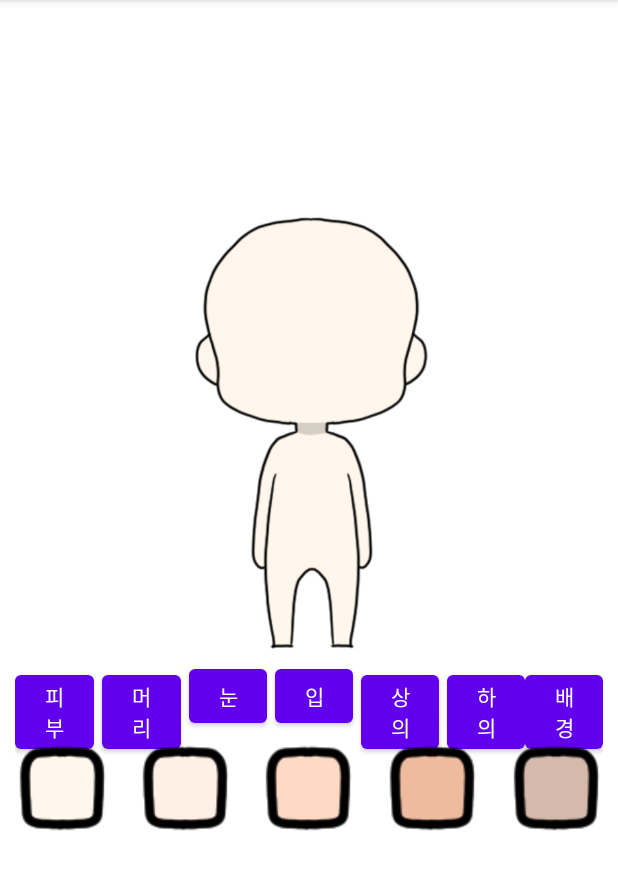
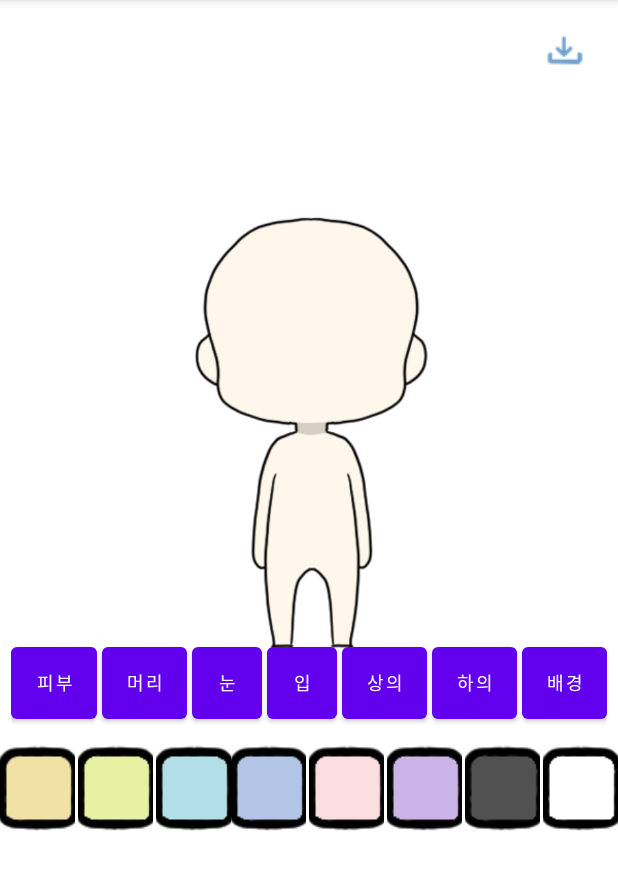
Before and after one commit to delightes/smart_closet, an Android app: the StartActivity screen opened directly, with no data from a screen before it, on a phone screen of 412 x 824 dp, the part 84-974 px from its top. Run offline under Robolectric (Android 15) with nearby library versions, the phone set to English and light mode, and no system bars.

Commit message:
2021-02-07 수정 1. 아이콘 간격 위치 수정 2. 피부 화면 안됨 3. 저장 버튼 기능 안됨

```diff
--- a/app/src/main/AndroidManifest.xml
+++ b/app/src/main/AndroidManifest.xml
@@ -1,6 +1,9 @@
 <?xml version="1.0" encoding="utf-8"?>
 <manifest xmlns:android="http://schemas.android.com/apk/res/android"
     package="com.example.smartcloset">
+
+    <uses-permission android:name="android.permission.READ_EXTERNAL_STORAGE"/> <!-- 외부 저장소 read permission -->
+    <uses-permission android:name="android.permission.WRITE_EXTERNAL_STORAGE" /> <!-- 외부 저장소 write permission -->
 
     <application
         android:allowBackup="true"
--- a/app/src/main/java/com/example/smartcloset/StartActivity.java
+++ b/app/src/main/java/com/example/smartcloset/StartActivity.java
@@ -1,17 +1,35 @@
 //2. 선택화면
 package com.example.smartcloset;
 
+import androidx.appcompat.app.AlertDialog;
 import androidx.appcompat.app.AppCompatActivity;
+import androidx.core.app.ActivityCompat;
 
+import android.Manifest;
+import android.app.Activity;
+import android.content.DialogInterface;
+import android.content.Intent;
+import android.content.pm.PackageManager;
+import android.graphics.Bitmap;
+import android.graphics.BitmapFactory;
 import android.media.Image;
+import android.net.Uri;
 import android.os.Bundle;
+import android.os.Environment;
 import android.view.View;
 import android.widget.Button;
 import android.widget.ImageButton;
 import android.widget.ImageView;
 import android.view.View.OnClickListener;
 import android.widget.LinearLayout;
+import android.widget.RelativeLayout;
+import android.widget.Toast;
 
+import java.io.File;
+import java.io.FileNotFoundException;
+import java.io.FileOutputStream;
+import java.text.SimpleDateFormat;
+import java.util.Locale;
 
 public class StartActivity extends AppCompatActivity implements OnClickListener {
 
@@ -26,6 +44,8 @@ public class StartActivity extends AppCompatActivity implements OnClickListener
     ImageButton shirts_bt, tshirt_bt, sweater_bt, vest_bt; //상의1~4 버튼
     ImageButton bottom_btn_1, bottom_btn_2, bottom_btn_3, bottom_btn_4, bottom_btn_5; //하의1~5 버튼
     ImageButton bg_btn_1, bg_btn_2, bg_btn_3, bg_btn_4, bg_btn_5, bg_btn_6, bg_btn_7, bg_btn_8; //배경색1~8 버튼
+    ImageButton download_btn; //다운로드 버튼
+    RelativeLayout container;
 
     @Override
     protected void onCreate(Bundle savedInstanceState) {
@@ -35,6 +55,7 @@ public class StartActivity extends AppCompatActivity implements OnClickListener
         /* 2) 버튼 값 아이디로 가져와서 넣기 */
 
         // 0-1. 레이아웃
+        container = (RelativeLayout)findViewById(R.id.Container);
         linearLayout1 = (LinearLayout)findViewById(R.id.linearLayout1);
         linearLayout2 = (LinearLayout)findViewById(R.id.linearLayout2);
         linearLayout3 = (LinearLayout)findViewById(R.id.linearLayout3);
@@ -51,6 +72,7 @@ public class StartActivity extends AppCompatActivity implements OnClickListener
         top_button = (Button)findViewById(R.id.top_button);
         bottom_button = (Button) findViewById(R.id.bottom_button);
         bg_button = (Button)findViewById(R.id.bg_button);
+        download_btn = (ImageButton)findViewById(R.id.download_btn);
 
         // 1. 피부색 버튼
         skin_btn_1 = (ImageButton)findViewById(R.id.skin_btn_1);
@@ -129,6 +151,65 @@ public class StartActivity extends AppCompatActivity implements OnClickListener
         bottom_view = (ImageView)findViewById(R.id.bottom_view); //하의
         bg_view = (ImageView)findViewById(R.id.bg_view); //배경색
 
+
+        //3. 저장버튼 눌렀을 때 이미지뷰를 저장
+
+        //다운로드 버튼 :: 이벤트 리스너
+        download_btn.setOnClickListener(new View.OnClickListener() {
+            @Override
+            public void onClick(View v) {
+                //1. 캡처 준비
+                container.buildDrawingCache();
+                Bitmap captureView = container.getDrawingCache();
+                FileOutputStream fos;
+                long systemTime = System.currentTimeMillis();
+                SimpleDateFormat formatting = new SimpleDateFormat("yyyy_MM_dd_HH_mm_ss", Locale.KOREA);
+                String strTime = formatting.format(systemTime); //현재 시간 - 파일 이름에 넣어주기 위해서
+
+                //2. 새 폴더 - my closet 만들기
+                /*
+                final String path = Environment.getExternalStoragePublicDirectory(Environment.DIRECTORY_PICTURES).toString();
+                final File myDir = new File(path + "/MyCloset");
+                if (!myDir.exists())
+                {
+                    myDir.mkdirs();
+                }
+                */
+                File tempFile = new File(getCacheDir(), strTime);
+
+                try {
+                    tempFile.createNewFile();
+                    FileOutputStream out = new FileOutputStream(tempFile);
+                    captureView.compress(Bitmap.CompressFormat.JPEG, 100, out);
+                    out.close();
+                    Toast.makeText(getApplicationContext(), "파일 저장 성공", Toast.LENGTH_SHORT).show();
+
+                    /*
+                    fos = new FileOutputStream(new File(myDir.getPath()+"/"+strTime+".jpeg"));
+                    captureView.compress(Bitmap.CompressFormat.JPEG, 100, fos);
+
+                    //2. 캡처본 갤러리 스캔
+                    sendBroadcast(new Intent(Intent.ACTION_MEDIA_SCANNER_SCAN_FILE,
+                            Uri.parse("file://"+myDir.getPath()+"/"+strTime+".jpeg")));
+*/
+                }
+                catch (Exception e) {
+                    e.printStackTrace();
+                }
+
+                //3. 저장되었다고 팝업 출력
+                new AlertDialog.Builder(StartActivity.this)
+                        .setTitle("다운로드")
+                        .setMessage("[나만의 클로젯]\n다운이 완료되었습니다.\n\n저장경로: "+tempFile.getPath().toString()) //myDir.getPath()+"/"+strTime+".jpeg")
+                        .setNeutralButton("닫기", new DialogInterface.OnClickListener() {
+                            public void onClick(DialogInterface dlg, int sumthin) {
+                            }
+                        })
+                        .show();
+                Toast.makeText(getApplicationContext(), "Captured!", Toast.LENGTH_LONG).show();
+
+            }
+        });
 
        // 피부색 버튼 :: 이벤트 리스너
         skin_btn_1.setOnClickListener(new View.OnClickListener() {
@@ -373,70 +454,54 @@ public class StartActivity extends AppCompatActivity implements OnClickListener
                 top_view.setImageResource(R.drawable.shirts);
                 break;
             case R.id.tshirt_button:
-                //이미지뷰에 사진을 출력하는 구문
                 top_view.setImageResource(R.drawable.tshirt);
                 break;
             case R.id.sweater_button:
-                //이미지뷰에 사진을 출력하는 구문
                 top_view.setImageResource(R.drawable.sweater);
                 break;
             case R.id.vest_button:
-                //이미지뷰에 사진을 출력하는 구문
                 top_view.setImageResource(R.drawable.vest);
                 break;
 
             case R.id.check_skirt:
-                //이미지뷰에 사진을 출력하는 구문
                 bottom_view.setImageResource(R.drawable.check_skirt);
                 break;
             case R.id.short_pants:
-                //이미지뷰에 사진을 출력하는 구문
                 bottom_view.setImageResource(R.drawable.shortpants);
                 break;
             case R.id.jean:
-                //이미지뷰에 사진을 출력하는 구문
                 bottom_view.setImageResource(R.drawable.jean);
                 break;
             case R.id.slacks:
-                //이미지뷰에 사진을 출력하는 구문
                 bottom_view.setImageResource(R.drawable.slacks);
                 break;
             case R.id.tennis_skirt:
-                //이미지뷰에 사진을 출력하는 구문
                 bottom_view.setImageResource(R.drawable.tennis_skirt);
                 break;
 
             case R.id.bg_btn_1:
-                //이미지뷰에 사진을 출력하는 구문
                 bg_view.setImageResource(R.drawable.bg_1);
                 break;
             case R.id.bg_btn_2:
-                //이미지뷰에 사진을 출력하는 구문
                 bg_view.setImageResource(R.drawable.bg_2);
                 break;
             case R.id.bg_btn_3:
-                //이미지뷰에 사진을 출력하는 구문
                 bg_view.setImageResource(R.drawable.bg_3);
                 break;
             case R.id.bg_btn_4:
-                //이미지뷰에 사진을 출력하는 구문
                 bg_view.setImageResource(R.drawable.bg_4);
                 break;
             case R.id.bg_btn_5:
-                //이미지뷰에 사진을 출력하는 구문
                 bg_view.setImageResource(R.drawable.bg_5);
                 break;
 
             case R.id.bg_btn_6:
-                //이미지뷰에 사진을 출력하는 구문
                 bg_view.setImageResource(R.drawable.bg_6);
                 break;
             case R.id.bg_btn_7:
-                //이미지뷰에 사진을 출력하는 구문
                 bg_view.setImageResource(R.drawable.bg_7);
                 break;
             case R.id.bg_btn_8:
-                //이미지뷰에 사진을 출력하는 구문
                 bg_view.setImageResource(R.drawable.bg_8);
                 break;
         }
--- a/app/src/main/res/layout/activity_start.xml
+++ b/app/src/main/res/layout/activity_start.xml
@@ -7,13 +7,22 @@
     android:background="#00FFFFFF"
     tools:context=".StartActivity">
 
+
+    <RelativeLayout
+        android:id="@+id/Container"
+        android:layout_width="0dp"
+        android:layout_height="0dp"
+        app:layout_constraintBottom_toBottomOf="parent"
+        app:layout_constraintEnd_toEndOf="parent"
+        app:layout_constraintStart_toStartOf="parent"
+        app:layout_constraintTop_toTopOf="parent">
+
         <ImageView
             android:id="@+id/bg_view"
-        android:layout_width="494dp"
-        android:layout_height="822dp"
-        android:layout_marginEnd="10dp"
-        android:layout_marginRight="10dp"
+            android:layout_width="fill_parent"
+            android:layout_height="wrap_content"
             android:contentDescription="배경"
+            android:layout_marginBottom="7dp"
             android:src="@drawable/alpha"
             app:layout_constraintBottom_toBottomOf="parent"
             app:layout_constraintEnd_toEndOf="parent"
@@ -24,12 +33,13 @@
 
         <ImageView
             android:id="@+id/skin"
-        android:layout_width="0dp"
-        android:layout_height="0dp"
+            android:layout_width="fill_parent"
+            android:layout_height="wrap_content"
             android:layout_marginBottom="200dp"
             android:contentDescription='"이미지가 열리지 않습니다"'
             app:layout_constraintBottom_toBottomOf="parent"
             app:layout_constraintEnd_toEndOf="parent"
+            app:layout_constraintHorizontal_bias="0.0"
             app:layout_constraintStart_toStartOf="parent"
             app:layout_constraintTop_toTopOf="parent"
             app:layout_constraintVertical_bias="0.0"
@@ -37,8 +47,8 @@
 
         <ImageView
             android:id="@+id/hair_view"
-        android:layout_width="0dp"
-        android:layout_height="0dp"
+            android:layout_width="fill_parent"
+            android:layout_height="wrap_content"
             android:layout_marginBottom="200dp"
             android:contentDescription="머리"
             android:src="@drawable/alpha"
@@ -51,8 +61,8 @@
 
         <ImageView
             android:id="@+id/eye_view"
-        android:layout_width="0dp"
-        android:layout_height="0dp"
+            android:layout_width="fill_parent"
+            android:layout_height="wrap_content"
             android:layout_marginBottom="200dp"
             android:contentDescription="눈"
             android:src="@drawable/alpha"
@@ -65,8 +75,8 @@
 
         <ImageView
             android:id="@+id/mouth_view"
-        android:layout_width="0dp"
-        android:layout_height="0dp"
+            android:layout_width="fill_parent"
+            android:layout_height="wrap_content"
             android:layout_marginBottom="200dp"
             android:contentDescription="입"
             android:src="@drawable/alpha"
@@ -79,8 +89,8 @@
 
         <ImageView
             android:id="@+id/bottom_view"
-        android:layout_width="0dp"
-        android:layout_height="0dp"
+            android:layout_width="fill_parent"
+            android:layout_height="wrap_content"
             android:layout_marginBottom="200dp"
             android:contentDescription="하의"
             android:src="@drawable/alpha"
@@ -93,8 +103,8 @@
 
         <ImageView
             android:id="@+id/top_view"
-        android:layout_width="0dp"
-        android:layout_height="0dp"
+            android:layout_width="fill_parent"
+            android:layout_height="wrap_content"
             android:layout_marginBottom="200dp"
             android:contentDescription="상의"
             android:src="@drawable/alpha"
@@ -105,15 +115,17 @@
             app:layout_constraintTop_toTopOf="parent"
             app:layout_constraintVertical_bias="1.0" />
 
+    </RelativeLayout>
+
     <LinearLayout
         android:id="@+id/linearLayout0"
         android:layout_width="0dp"
         android:layout_height="0dp"
-        android:layout_marginStart="10dp"
-        android:layout_marginLeft="10dp"
-        android:layout_marginTop="440dp"
-        android:layout_marginEnd="10dp"
-        android:layout_marginRight="10dp"
+        android:layout_marginStart="7dp"
+        android:layout_marginLeft="7dp"
+        android:layout_marginTop="425dp"
+        android:layout_marginEnd="7dp"
+        android:layout_marginRight="7dp"
         android:orientation="horizontal"
         app:layout_constraintBottom_toBottomOf="parent"
         app:layout_constraintEnd_toEndOf="parent"
@@ -122,57 +134,71 @@
 
         <Button
             android:id="@+id/skin_button"
-            android:layout_width="wrap_content"
-            android:layout_height="wrap_content"
-            android:layout_marginRight="5dp"
+            android:layout_width="110dp"
+            android:layout_height="60dp"
+            android:layout_marginEnd="3dp"
+            android:layout_marginRight="3dp"
             android:layout_weight="1"
-            android:text="피부" />
+            android:text="피부"
+            android:textSize="12sp" />
 
         <Button
             android:id="@+id/hair_button"
-            android:layout_width="wrap_content"
-            android:layout_height="wrap_content"
-            android:layout_marginRight="5dp"
+            android:layout_width="110dp"
+            android:layout_height="60dp"
+            android:layout_marginEnd="3dp"
+            android:layout_marginRight="3dp"
             android:layout_weight="1"
-            android:text="머리" />
+            android:text="머리"
+            android:textSize="12sp" />
 
         <Button
             android:id="@+id/eye_button"
-            android:layout_width="wrap_content"
-            android:layout_height="wrap_content"
-            android:layout_marginRight="5dp"
+            android:layout_width="100dp"
+            android:layout_height="60dp"
+            android:layout_marginEnd="3dp"
+            android:layout_marginRight="3dp"
             android:layout_weight="1"
-            android:text="눈" />
+            android:text="눈"
+            android:textSize="12sp" />
 
         <Button
             android:id="@+id/mouth_button"
-            android:layout_width="wrap_content"
-            android:layout_height="wrap_content"
-            android:layout_marginRight="5dp"
+            android:layout_width="100dp"
+            android:layout_height="60dp"
+            android:layout_marginEnd="3dp"
+            android:layout_marginRight="3dp"
             android:layout_weight="1"
-            android:text="입" />
+            android:text="입"
+            android:textSize="12sp" />
 
         <Button
             android:id="@+id/top_button"
-            android:layout_width="wrap_content"
-            android:layout_height="wrap_content"
-            android:layout_marginRight="5dp"
+            android:layout_width="110dp"
+            android:layout_height="60dp"
+            android:layout_marginEnd="3dp"
+            android:layout_marginRight="3dp"
             android:layout_weight="1"
-            android:text="상의" />
+            android:text="상의"
+            android:textSize="12sp" />
 
         <Button
             android:id="@+id/bottom_button"
-            android:layout_width="wrap_content"
-            android:layout_height="wrap_content"
+            android:layout_width="110dp"
+            android:layout_height="60dp"
+            android:layout_marginEnd="3dp"
+            android:layout_marginRight="3dp"
             android:layout_weight="1"
-            android:text="하의" />
+            android:text="하의"
+            android:textSize="12sp" />
 
         <Button
             android:id="@+id/bg_button"
-            android:layout_width="wrap_content"
-            android:layout_height="wrap_content"
+            android:layout_width="110dp"
+            android:layout_height="60dp"
             android:layout_weight="1"
-            android:text="배경" />
+            android:text="배경"
+            android:textSize="12sp" />
 
     </LinearLayout>
 
@@ -183,6 +209,7 @@
         android:layout_marginTop="495dp"
         android:orientation="horizontal"
         app:layout_constraintEnd_toEndOf="parent"
+        app:layout_constraintEnd_toStartOf="parent"
         app:layout_constraintStart_toStartOf="parent"
         app:layout_constraintTop_toTopOf="parent">
 
@@ -225,6 +252,7 @@
             android:layout_weight="1"
             android:background="#00ff0000"
             app:srcCompat="@drawable/skin_btn_5" />
+
     </LinearLayout>
 
     <LinearLayout
@@ -380,39 +408,36 @@
 
         <ImageButton
             android:id="@+id/shirts_button"
-            android:layout_width="65dp"
-            android:layout_height="65dp"
-            android:layout_marginRight="20dp"
-            android:layout_marginBottom="150dp"
+            android:layout_width="wrap_content"
+            android:layout_height="wrap_content"
+            android:layout_weight="1"
             android:background="#00ff0000"
             android:contentDescription='"이미지가 열리지 않습니다"'
             app:srcCompat="@drawable/top_btn_1" />
 
         <ImageButton
             android:id="@+id/sweater_button"
-            android:layout_width="65dp"
-            android:layout_height="65dp"
-            android:layout_marginRight="20dp"
-            android:layout_marginBottom="150dp"
+            android:layout_width="wrap_content"
+            android:layout_height="wrap_content"
+            android:layout_weight="1"
             android:background="#00ff0000"
             android:contentDescription='"이미지가 열리지 않습니다"'
             app:srcCompat="@drawable/top_btn_2" />
 
         <ImageButton
             android:id="@+id/tshirt_button"
-            android:layout_width="65dp"
-            android:layout_height="65dp"
-            android:layout_marginRight="20dp"
-            android:layout_marginBottom="150dp"
+            android:layout_width="wrap_content"
+            android:layout_height="wrap_content"
+            android:layout_weight="1"
             android:background="#00ff0000"
             android:contentDescription='"이미지가 열리지 않습니다"'
             app:srcCompat="@drawable/top_btn_4" />
 
         <ImageButton
             android:id="@+id/vest_button"
-            android:layout_width="65dp"
-            android:layout_height="65dp"
-            android:layout_marginBottom="150dp"
+            android:layout_width="wrap_content"
+            android:layout_height="wrap_content"
+            android:layout_weight="1"
             android:background="#00ff0000"
             android:contentDescription='"이미지가 열리지 않습니다"'
             android:src="@drawable/top_btn_3" />
@@ -431,48 +456,45 @@
 
         <ImageButton
             android:id="@+id/short_pants"
-            android:layout_width="65dp"
-            android:layout_height="65dp"
-            android:layout_marginRight="20dp"
-            android:layout_marginBottom="150dp"
+            android:layout_width="wrap_content"
+            android:layout_height="wrap_content"
+            android:layout_weight="1"
             android:background="#00ff0000"
             android:contentDescription='"이미지가 열리지 않습니다"'
             app:srcCompat="@drawable/bottom_btn_1" />
 
         <ImageButton
             android:id="@+id/slacks"
-            android:layout_width="65dp"
-            android:layout_height="65dp"
-            android:layout_marginRight="20dp"
-            android:layout_marginBottom="150dp"
+            android:layout_width="wrap_content"
+            android:layout_height="wrap_content"
+            android:layout_weight="1"
             android:background="#00ff0000"
             android:contentDescription='"이미지가 열리지 않습니다"'
             app:srcCompat="@drawable/bottom_btn_2" />
 
         <ImageButton
             android:id="@+id/jean"
-            android:layout_width="65dp"
-            android:layout_height="65dp"
-            android:layout_marginRight="20dp"
-            android:layout_marginBottom="150dp"
+            android:layout_width="wrap_content"
+            android:layout_height="wrap_content"
+            android:layout_weight="1"
             android:background="#00ff0000"
             android:contentDescription='"이미지가 열리지 않습니다"'
             app:srcCompat="@drawable/bottom_btn_3" />
 
         <ImageButton
             android:id="@+id/check_skirt"
-            android:layout_width="65dp"
-            android:layout_height="65dp"
-            android:layout_marginBottom="150dp"
+            android:layout_width="wrap_content"
+            android:layout_height="wrap_content"
+            android:layout_weight="1"
             android:background="#00ff0000"
             android:contentDescription='"이미지가 열리지 않습니다"'
             android:src="@drawable/bottom_btn_4" />
 
         <ImageButton
             android:id="@+id/tennis_skirt"
-            android:layout_width="65dp"
-            android:layout_height="65dp"
-            android:layout_marginBottom="150dp"
+            android:layout_width="wrap_content"
+            android:layout_height="wrap_content"
+            android:layout_weight="1"
             android:background="#00ff0000"
             android:contentDescription='"이미지가 열리지 않습니다"'
             android:src="@drawable/bottom_btn_5" />
@@ -485,7 +507,7 @@
         android:layout_height="match_parent"
         android:layout_marginTop="495dp"
         android:orientation="horizontal"
-        android:visibility="gone"
+        android:visibility="visible"
         app:layout_constraintEnd_toEndOf="parent"
         app:layout_constraintStart_toStartOf="parent"
         app:layout_constraintTop_toTopOf="parent">
@@ -494,6 +516,8 @@
             android:id="@+id/bg_btn_1"
             android:layout_width="wrap_content"
             android:layout_height="wrap_content"
+            android:layout_marginEnd="2dp"
+            android:layout_marginRight="2dp"
             android:layout_weight="1"
             android:background="#00ff0000"
             app:srcCompat="@drawable/bg_btn_1" />
@@ -502,6 +526,8 @@
             android:id="@+id/bg_btn_2"
             android:layout_width="wrap_content"
             android:layout_height="wrap_content"
+            android:layout_marginEnd="2dp"
+            android:layout_marginRight="2dp"
             android:layout_weight="1"
             android:background="#00ff0000"
             app:srcCompat="@drawable/bg_btn_2" />
@@ -518,6 +544,8 @@
             android:id="@+id/bg_btn_4"
             android:layout_width="wrap_content"
             android:layout_height="wrap_content"
+            android:layout_marginEnd="2dp"
+            android:layout_marginRight="2dp"
             android:layout_weight="1"
             android:background="#00ff0000"
             app:srcCompat="@drawable/bg_btn_4" />
@@ -526,6 +554,8 @@
             android:id="@+id/bg_btn_5"
             android:layout_width="wrap_content"
             android:layout_height="wrap_content"
+            android:layout_marginEnd="2dp"
+            android:layout_marginRight="2dp"
             android:layout_weight="1"
             android:background="#00ff0000"
             app:srcCompat="@drawable/bg_btn_5" />
@@ -534,6 +564,8 @@
             android:id="@+id/bg_btn_6"
             android:layout_width="wrap_content"
             android:layout_height="wrap_content"
+            android:layout_marginEnd="2dp"
+            android:layout_marginRight="2dp"
             android:layout_weight="1"
             android:background="#00ff0000"
             app:srcCompat="@drawable/bg_btn_6" />
@@ -542,6 +574,8 @@
             android:id="@+id/bg_btn_7"
             android:layout_width="wrap_content"
             android:layout_height="wrap_content"
+            android:layout_marginEnd="2dp"
+            android:layout_marginRight="2dp"
             android:layout_weight="1"
             android:background="#00ff0000"
             app:srcCompat="@drawable/bg_btn_7" />
@@ -555,4 +589,16 @@
             app:srcCompat="@drawable/bg_btn_8" />
     </LinearLayout>
 
+    <ImageButton
+        android:id="@+id/download_btn"
+        android:layout_width="40dp"
+        android:layout_height="40dp"
+        android:layout_marginTop="15dp"
+        android:layout_marginEnd="15dp"
+        android:layout_marginRight="15dp"
+        android:background="#00ff0000"
+        app:layout_constraintEnd_toEndOf="parent"
+        app:layout_constraintTop_toTopOf="parent"
+        app:srcCompat="@drawable/download_btn" />
+
 </androidx.constraintlayout.widget.ConstraintLayout>
```
Also changed, not shown: app/src/main/res/drawable-v24/download_btn.png (added). Lines whose indentation alone changed are shown as unchanged.
